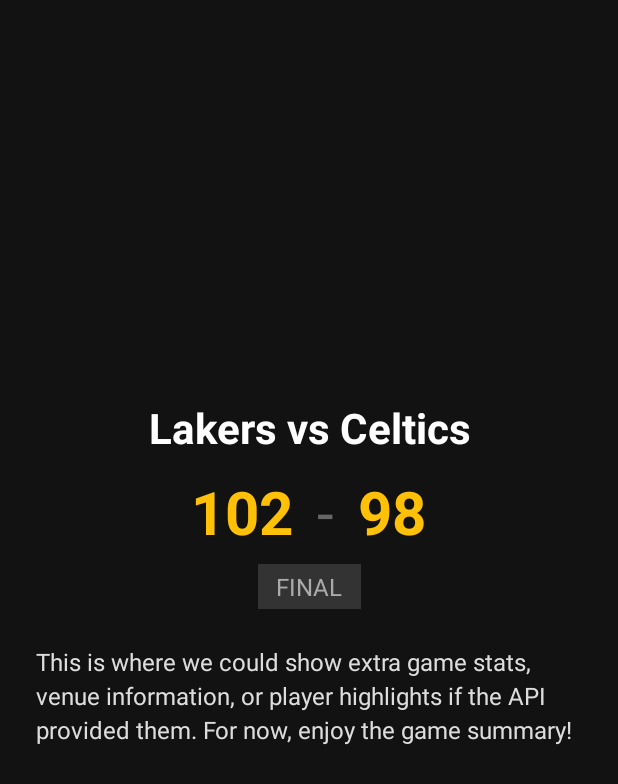
After one commit to Balling-ballerz/saucy, an Android app: the DetailActivity screen opened directly, with no data from a screen before it, on a phone screen of 412 x 824 dp. The commit adds this screen. Shown: the top 784 px of the screen. Run offline under Robolectric (Android 15) with nearby library versions, the phone set to English and light mode, and no system bars; pictures from the network do not load.

Commit message:
Added game details section

```diff
--- a/app/build.gradle
+++ b/app/build.gradle
@@ -1,6 +1,7 @@
 plugins {
     alias(libs.plugins.android.application)
     alias(libs.plugins.kotlin.android)
+    id("kotlin-parcelize")
 }
 
 android {
--- a/app/src/main/AndroidManifest.xml
+++ b/app/src/main/AndroidManifest.xml
@@ -2,7 +2,6 @@
 <manifest xmlns:android="http://schemas.android.com/apk/res/android"
     xmlns:tools="http://schemas.android.com/tools">
 
-    <!-- THIS IS THE NEW LINE WE ADDED -->
     <uses-permission android:name="android.permission.INTERNET" />
 
     <application
@@ -14,15 +13,20 @@
         android:roundIcon="@mipmap/ic_launcher_round"
         android:supportsRtl="true"
         android:theme="@style/Theme.ScoreVision">
+
+        <!-- 1. MAIN ACTIVITY (The Launch Screen) -->
         <activity
             android:name=".MainActivity"
             android:exported="true">
             <intent-filter>
                 <action android:name="android.intent.action.MAIN" />
-
                 <category android:name="android.intent.category.LAUNCHER" />
             </intent-filter>
         </activity>
+
+        <!-- 2. DETAIL ACTIVITY (The New Screen - ADDED THIS!) -->
+        <activity android:name=".DetailActivity" />
+
     </application>
 
 </manifest>
--- /dev/null
+++ b/app/src/main/java/com/example/scorevision/DetailActivity.kt
@@ -0,0 +1,39 @@
+package com.example.scorevision
+
+import androidx.appcompat.app.AppCompatActivity
+import android.os.Bundle
+import android.widget.ImageView
+import android.widget.TextView
+import com.bumptech.glide.Glide
+
+class DetailActivity : AppCompatActivity() {
+
+    override fun onCreate(savedInstanceState: Bundle?) {
+        super.onCreate(savedInstanceState)
+        setContentView(R.layout.activity_detail)
+
+        // 1. Get the Game object sent from the MainActivity
+        // We use "getParcelableExtra" because we made Game parcelable
+        val game = intent.getParcelableExtra<Game>("GAME_EXTRA")
+
+        // 2. Find views
+        val ivImage = findViewById<ImageView>(R.id.ivDetailImage)
+        val tvTitle = findViewById<TextView>(R.id.tvDetailTitle)
+        val tvHomeScore = findViewById<TextView>(R.id.tvDetailHomeScore)
+        val tvAwayScore = findViewById<TextView>(R.id.tvDetailAwayScore)
+        val tvStatus = findViewById<TextView>(R.id.tvDetailStatus)
+
+        // 3. Populate views if game is not null
+        if (game != null) {
+            tvTitle.text = "${game.homeTeamName} vs ${game.awayTeamName}"
+            tvHomeScore.text = game.homeScore
+            tvAwayScore.text = game.awayScore
+            tvStatus.text = game.gameStatus
+
+            Glide.with(this)
+                .load(game.gameImageUrl)
+                .placeholder(R.mipmap.ic_launcher)
+                .into(ivImage)
+        }
+    }
+}
--- a/app/src/main/java/com/example/scorevision/Game.kt
+++ b/app/src/main/java/com/example/scorevision/Game.kt
@@ -1,7 +1,10 @@
 package com.example.scorevision
 
+import android.os.Parcelable
+import kotlinx.parcelize.Parcelize
 import org.json.JSONArray
 
+@Parcelize // 1. Magic annotation
 data class Game(
     val homeTeamName: String,
     val awayTeamName: String,
@@ -9,32 +12,25 @@ data class Game(
     val awayScore: String,
     val gameStatus: String,
     val gameImageUrl: String
-) {
+) : Parcelable { // 2. Inherit from Parcelable
+
     companion object {
         fun fromJsonArray(jsonArray: JSONArray): MutableList<Game> {
             val games = mutableListOf<Game>()
-
             for (i in 0 until jsonArray.length()) {
                 val gameJson = jsonArray.getJSONObject(i)
-
                 val home = gameJson.getString("strHomeTeam")
                 val away = gameJson.getString("strAwayTeam")
-
-                // Handle potential null scores safely
                 val homeScore = gameJson.optString("intHomeScore", "-")
                 val awayScore = gameJson.optString("intAwayScore", "-")
 
-                // FORMATTING FIX:
-                // If the score is null (future game), show "vs" or empty
                 val finalHomeScore = if (homeScore == "null") "-" else homeScore
                 val finalAwayScore = if (awayScore == "null") "-" else awayScore
 
-                // Try to get the date, otherwise fallback to status
                 var status = gameJson.optString("strStatus", "")
                 if (status.isEmpty() || status == "null") {
                     status = gameJson.optString("dateEvent", "Upcoming")
                 }
-
                 val imageUrl = gameJson.optString("strThumb", "")
 
                 games.add(Game(home, away, finalHomeScore, finalAwayScore, status, imageUrl))
--- a/app/src/main/java/com/example/scorevision/GamesAdapter.kt
+++ b/app/src/main/java/com/example/scorevision/GamesAdapter.kt
@@ -1,5 +1,6 @@
 package com.example.scorevision
 
+import android.content.Intent
 import android.view.LayoutInflater
 import android.view.View
 import android.view.ViewGroup
@@ -28,8 +29,6 @@ class GamesAdapter(private val games: List<Game>) : RecyclerView.Adapter<GamesAd
         private val tvHomeScore: TextView = itemView.findViewById(R.id.tvHomeScore)
         private val tvAwayScore: TextView = itemView.findViewById(R.id.tvAwayScore)
         private val tvStatus: TextView = itemView.findViewById(R.id.tvStatus)
-
-        // NEW: The single big image
         private val ivGameImage: ImageView = itemView.findViewById(R.id.ivGameImage)
 
         fun bind(game: Game) {
@@ -39,11 +38,19 @@ class GamesAdapter(private val games: List<Game>) : RecyclerView.Adapter<GamesAd
             tvAwayScore.text = game.awayScore
             tvStatus.text = game.gameStatus
 
-            // Load the Game Banner Image
             Glide.with(itemView.context)
                 .load(game.gameImageUrl)
-                .placeholder(R.mipmap.ic_launcher) // Show this while loading
+                .placeholder(R.mipmap.ic_launcher)
                 .into(ivGameImage)
+
+            // --- CLICK LISTENER ---
+            // When this item is clicked, open the DetailActivity
+            itemView.setOnClickListener {
+                val intent = Intent(itemView.context, DetailActivity::class.java)
+                // Pass the 'game' object to the new screen
+                intent.putExtra("GAME_EXTRA", game)
+                itemView.context.startActivity(intent)
+            }
         }
     }
 }
--- /dev/null
+++ b/app/src/main/res/layout/activity_detail.xml
@@ -0,0 +1,105 @@
+<?xml version="1.0" encoding="utf-8"?>
+<ScrollView xmlns:android="http://schemas.android.com/apk/res/android"
+    xmlns:app="http://schemas.android.com/apk/res-auto"
+    xmlns:tools="http://schemas.android.com/tools"
+    android:layout_width="match_parent"
+    android:layout_height="match_parent"
+    android:background="#121212">
+
+    <androidx.constraintlayout.widget.ConstraintLayout
+        android:layout_width="match_parent"
+        android:layout_height="wrap_content"
+        android:paddingBottom="30dp">
+
+        <!-- Big Banner Image -->
+        <ImageView
+            android:id="@+id/ivDetailImage"
+            android:layout_width="match_parent"
+            android:layout_height="250dp"
+            android:scaleType="centerCrop"
+            app:layout_constraintTop_toTopOf="parent"
+            tools:src="@mipmap/ic_launcher" />
+
+        <!-- Vs Text -->
+        <TextView
+            android:id="@+id/tvDetailTitle"
+            android:layout_width="0dp"
+            android:layout_height="wrap_content"
+            android:layout_marginTop="16dp"
+            android:gravity="center"
+            android:paddingHorizontal="16dp"
+            android:text="Lakers vs Celtics"
+            android:textColor="#FFFFFF"
+            android:textSize="28sp"
+            android:textStyle="bold"
+            app:layout_constraintEnd_toEndOf="parent"
+            app:layout_constraintStart_toStartOf="parent"
+            app:layout_constraintTop_toBottomOf="@id/ivDetailImage" />
+
+        <!-- Score Board Container -->
+        <LinearLayout
+            android:id="@+id/llScoreBoard"
+            android:layout_width="match_parent"
+            android:layout_height="wrap_content"
+            android:layout_marginTop="10dp"
+            android:gravity="center"
+            android:orientation="horizontal"
+            app:layout_constraintTop_toBottomOf="@id/tvDetailTitle">
+
+            <TextView
+                android:id="@+id/tvDetailHomeScore"
+                android:layout_width="wrap_content"
+                android:layout_height="wrap_content"
+                android:text="102"
+                android:textColor="#FFC107"
+                android:textSize="40sp"
+                android:textStyle="bold" />
+
+            <TextView
+                android:layout_width="wrap_content"
+                android:layout_height="wrap_content"
+                android:layout_marginHorizontal="16dp"
+                android:text="-"
+                android:textColor="#666666"
+                android:textSize="40sp" />
+
+            <TextView
+                android:id="@+id/tvDetailAwayScore"
+                android:layout_width="wrap_content"
+                android:layout_height="wrap_content"
+                android:text="98"
+                android:textColor="#FFC107"
+                android:textSize="40sp"
+                android:textStyle="bold" />
+        </LinearLayout>
+
+        <!-- Status -->
+        <TextView
+            android:id="@+id/tvDetailStatus"
+            android:layout_width="wrap_content"
+            android:layout_height="wrap_content"
+            android:layout_marginTop="8dp"
+            android:background="#333333"
+            android:paddingHorizontal="12dp"
+            android:paddingVertical="4dp"
+            android:text="FINAL"
+            android:textColor="#AAAAAA"
+            android:textSize="16sp"
+            app:layout_constraintEnd_toEndOf="parent"
+            app:layout_constraintStart_toStartOf="parent"
+            app:layout_constraintTop_toBottomOf="@id/llScoreBoard" />
+
+        <!-- Extra Description -->
+        <TextView
+            android:id="@+id/tvDetailDescription"
+            android:layout_width="match_parent"
+            android:layout_height="wrap_content"
+            android:layout_margin="24dp"
+            android:lineSpacingMultiplier="1.2"
+            android:text="This is where we could show extra game stats, venue information, or player highlights if the API provided them. For now, enjoy the game summary!"
+            android:textColor="#DDDDDD"
+            android:textSize="16sp"
+            app:layout_constraintTop_toBottomOf="@id/tvDetailStatus" />
+
+    </androidx.constraintlayout.widget.ConstraintLayout>
+</ScrollView>
```
